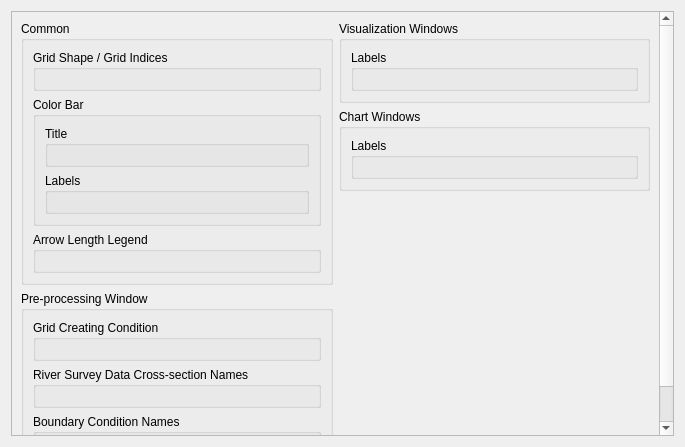
i-RIC/prepost-gui, file libs/gui/pref/preferencepagefontdefault.ui: the form before one commit.
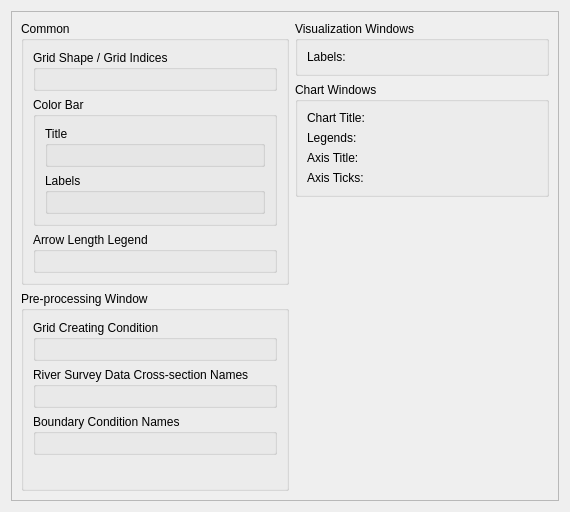
The form after the commit. Custom widgets are drawn as their Qt base class.

Commit message: Chart window font setting implemented

The edit to the form file:
```diff
--- a/libs/gui/pref/preferencepagefontdefault.ui
+++ b/libs/gui/pref/preferencepagefontdefault.ui
@@ -6,8 +6,8 @@
    <rect>
     <x>0</x>
     <y>0</y>
-    <width>685</width>
-    <height>447</height>
+    <width>570</width>
+    <height>512</height>
    </rect>
   </property>
   <property name="windowTitle">
@@ -24,12 +24,10 @@
        <rect>
         <x>0</x>
         <y>0</y>
-        <width>648</width>
-        <height>494</height>
+        <width>550</width>
+        <height>492</height>
        </rect>
       </property>
-      <layout class="QVBoxLayout" name="verticalLayout_17">
-       <item>
         <layout class="QHBoxLayout" name="horizontalLayout">
          <item>
           <layout class="QVBoxLayout" name="verticalLayout_13">
@@ -160,25 +158,23 @@
           </layout>
          </item>
          <item>
-          <layout class="QVBoxLayout" name="verticalLayout_16" stretch="0,0,1">
+        <layout class="QVBoxLayout" name="verticalLayout_2">
            <item>
             <widget class="QGroupBox" name="visGroupBox">
              <property name="title">
               <string>Visualization Windows</string>
              </property>
-             <layout class="QVBoxLayout" name="verticalLayout_2">
-              <item>
-               <widget class="QGroupBox" name="labelGroupBox">
-                <property name="title">
-                 <string>Labels</string>
-                </property>
-                <layout class="QVBoxLayout" name="verticalLayout_12">
-                 <item>
-                  <widget class="vtkTextPropertySettingWidget" name="labelWidget" native="true"/>
-                 </item>
-                </layout>
-               </widget>
-              </item>
+           <layout class="QGridLayout" name="gridLayout" columnstretch="0,1">
+            <item row="0" column="0">
+             <widget class="QLabel" name="visLabelsLabel">
+              <property name="text">
+               <string>Labels:</string>
+              </property>
+             </widget>
+            </item>
+            <item row="0" column="1">
+             <widget class="QFontEditWidget" name="visLabelsWidget" native="true"/>
+            </item>
              </layout>
             </widget>
            </item>
@@ -187,19 +183,47 @@
              <property name="title">
               <string>Chart Windows</string>
              </property>
-             <layout class="QVBoxLayout" name="verticalLayout_14">
-              <item>
-               <widget class="QGroupBox" name="labelGroupBox_2">
-                <property name="title">
-                 <string>Labels</string>
-                </property>
-                <layout class="QVBoxLayout" name="verticalLayout_15">
-                 <item>
-                  <widget class="vtkTextPropertySettingWidget" name="labelWidget_2" native="true"/>
-                 </item>
-                </layout>
-               </widget>
-              </item>
+           <layout class="QGridLayout" name="gridLayout_2">
+            <item row="0" column="0">
+             <widget class="QLabel" name="chartTitleLabel">
+              <property name="text">
+               <string>Chart Title:</string>
+              </property>
+             </widget>
+            </item>
+            <item row="0" column="1">
+             <widget class="QFontEditWidget" name="chartTitleWidget" native="true"/>
+            </item>
+            <item row="1" column="0">
+             <widget class="QLabel" name="chartLegendLabel">
+              <property name="text">
+               <string>Legends:</string>
+              </property>
+             </widget>
+            </item>
+            <item row="1" column="1">
+             <widget class="QFontEditWidget" name="chartLegendWidget" native="true"/>
+            </item>
+            <item row="2" column="0">
+             <widget class="QLabel" name="chartAxisTitleLabel">
+              <property name="text">
+               <string>Axis Title:</string>
+              </property>
+             </widget>
+            </item>
+            <item row="2" column="1">
+             <widget class="QFontEditWidget" name="chartAxisTitleWidget" native="true"/>
+            </item>
+            <item row="3" column="0">
+             <widget class="QLabel" name="chartAxisTickLabel">
+              <property name="text">
+               <string>Axis Ticks:</string>
+              </property>
+             </widget>
+            </item>
+            <item row="3" column="1">
+             <widget class="QFontEditWidget" name="chartAxisTickWidget" native="true"/>
+            </item>
              </layout>
             </widget>
            </item>
@@ -219,8 +243,6 @@
           </layout>
          </item>
         </layout>
-       </item>
-      </layout>
      </widget>
     </widget>
    </item>
@@ -233,6 +255,12 @@
    <header>guibase/vtktextpropertysettingwidget.h</header>
    <container>1</container>
   </customwidget>
+  <customwidget>
+   <class>QFontEditWidget</class>
+   <extends>QWidget</extends>
+   <header>misc/qfonteditwidget.h</header>
+   <container>1</container>
+  </customwidget>
  </customwidgets>
  <resources/>
  <connections/>
```
Lines whose indentation alone changed are shown as unchanged. The commit also changes 31 other files.
